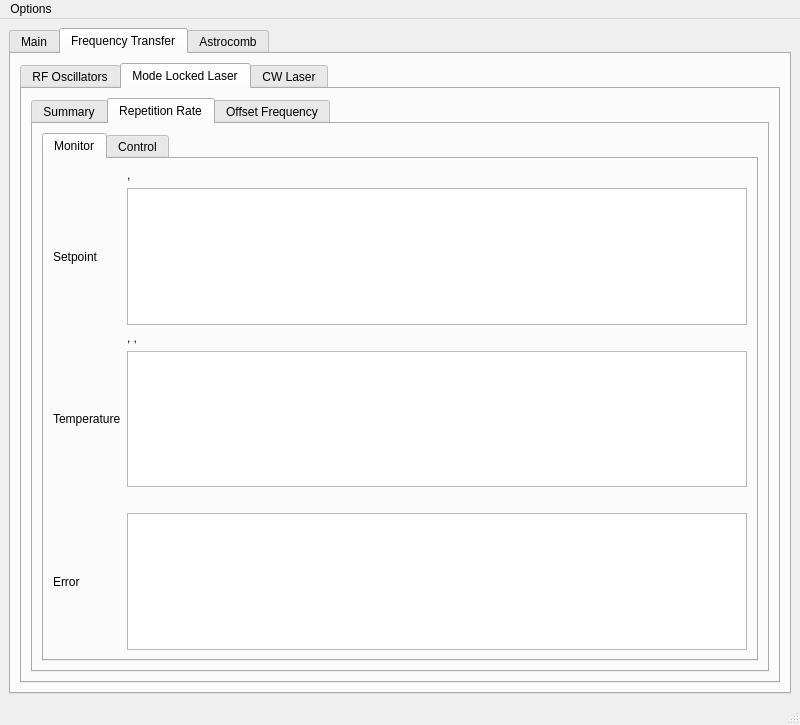
cdfredrick/AstroComb_HPF, file GUI.ui: the form before one commit.
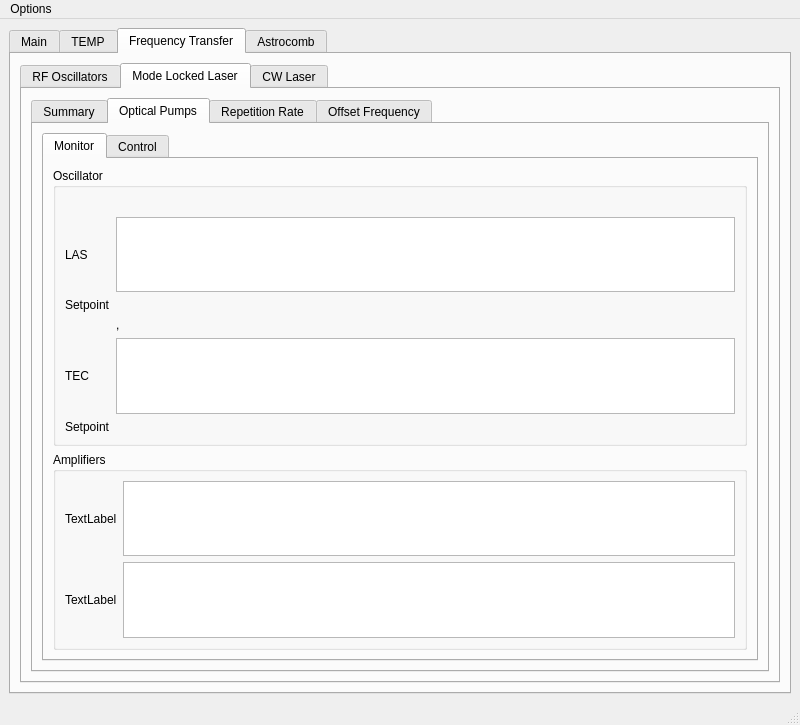
The form after the commit. The open tabs and pages were chosen to show the change. Custom widgets are drawn as their Qt base class.

Diff of the .ui file:
```diff
--- a/GUI.ui
+++ b/GUI.ui
@@ -20,12 +20,17 @@
       <property name="currentIndex">
        <number>1</number>
       </property>
+      <widget class="QWidget" name="tab_60">
+       <attribute name="title">
+        <string>Main</string>
+       </attribute>
+      </widget>
       <widget class="QWidget" name="tab">
        <property name="enabled">
         <bool>true</bool>
        </property>
        <attribute name="title">
-        <string>Main</string>
+        <string>TEMP</string>
        </attribute>
        <widget class="QGroupBox" name="groupBox">
         <property name="geometry">
@@ -2660,6 +2665,132 @@
                 </layout>
                </widget>
               </widget>
+              <widget class="QWidget" name="tab_55">
+               <attribute name="title">
+                <string>Optical Pumps</string>
+               </attribute>
+               <layout class="QGridLayout" name="gridLayout_59">
+                <item row="0" column="0">
+                 <widget class="QTabWidget" name="tabWidget_21">
+                  <property name="currentIndex">
+                   <number>0</number>
+                  </property>
+                  <widget class="QWidget" name="tab_56">
+                   <attribute name="title">
+                    <string>Monitor</string>
+                   </attribute>
+                   <layout class="QGridLayout" name="gridLayout_64">
+                    <item row="0" column="0">
+                     <widget class="QGroupBox" name="groupBox_23">
+                      <property name="title">
+                       <string>Oscillator</string>
+                      </property>
+                      <layout class="QGridLayout" name="gridLayout_60">
+                       <item row="2" column="0">
+                        <widget class="QLabel" name="label_165">
+                         <property name="text">
+                          <string>Setpoint</string>
+                         </property>
+                        </widget>
+                       </item>
+                       <item row="4" column="0">
+                        <widget class="QLabel" name="label_164">
+                         <property name="text">
+                          <string>TEC</string>
+                         </property>
+                        </widget>
+                       </item>
+                       <item row="3" column="1">
+                        <widget class="QLabel" name="label_162">
+                         <property name="text">
+                          <string>&lt;temp&gt;, &lt;TEC current&gt;</string>
+                         </property>
+                        </widget>
+                       </item>
+                       <item row="4" column="1">
+                        <widget class="QGraphicsView" name="graphicsView_162"/>
+                       </item>
+                       <item row="1" column="1">
+                        <widget class="QGraphicsView" name="graphicsView_158"/>
+                       </item>
+                       <item row="0" column="1">
+                        <widget class="QLabel" name="label_159">
+                         <property name="text">
+                          <string>&lt;las current&gt;</string>
+                         </property>
+                        </widget>
+                       </item>
+                       <item row="1" column="0">
+                        <widget class="QLabel" name="label_158">
+                         <property name="text">
+                          <string>LAS</string>
+                         </property>
+                        </widget>
+                       </item>
+                       <item row="2" column="1">
+                        <widget class="QLabel" name="label_163">
+                         <property name="text">
+                          <string>&lt;current setpoint&gt;</string>
+                         </property>
+                        </widget>
+                       </item>
+                       <item row="5" column="0">
+                        <widget class="QLabel" name="label_166">
+                         <property name="text">
+                          <string>Setpoint</string>
+                         </property>
+                        </widget>
+                       </item>
+                       <item row="5" column="1">
+                        <widget class="QLabel" name="label_167">
+                         <property name="text">
+                          <string>&lt;temp setpoint&gt;</string>
+                         </property>
+                        </widget>
+                       </item>
+                      </layout>
+                     </widget>
+                    </item>
+                    <item row="1" column="0">
+                     <widget class="QGroupBox" name="groupBox_24">
+                      <property name="title">
+                       <string>Amplifiers</string>
+                      </property>
+                      <layout class="QGridLayout" name="gridLayout_61">
+                       <item row="0" column="1">
+                        <widget class="QGraphicsView" name="graphicsView_159"/>
+                       </item>
+                       <item row="1" column="1">
+                        <widget class="QGraphicsView" name="graphicsView_160"/>
+                       </item>
+                       <item row="0" column="0">
+                        <widget class="QLabel" name="label_156">
+                         <property name="text">
+                          <string>TextLabel</string>
+                         </property>
+                        </widget>
+                       </item>
+                       <item row="1" column="0">
+                        <widget class="QLabel" name="label_157">
+                         <property name="text">
+                          <string>TextLabel</string>
+                         </property>
+                        </widget>
+                       </item>
+                      </layout>
+                     </widget>
+                    </item>
+                   </layout>
+                  </widget>
+                  <widget class="QWidget" name="tab_57">
+                   <attribute name="title">
+                    <string>Control</string>
+                   </attribute>
+                  </widget>
+                 </widget>
+                </item>
+               </layout>
+              </widget>
               <widget class="QWidget" name="tab_13">
                <attribute name="title">
                 <string>Repetition Rate</string>
```
Left out of the diff: 285 changed lines with no effect on the pictures.
